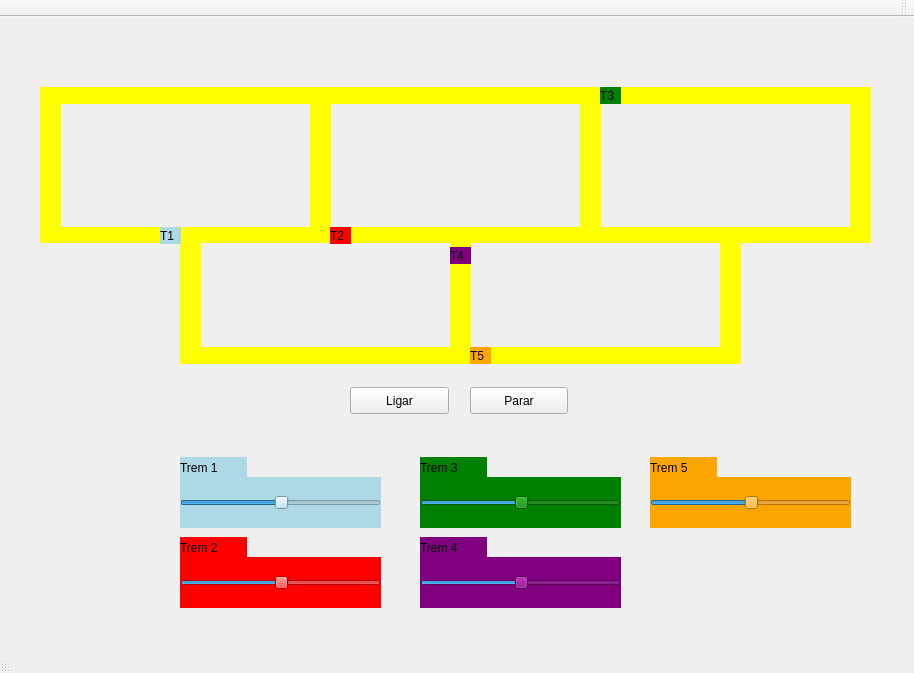
viniciu21/ThreadTrain, file mainwindow.ui: the form before one commit.
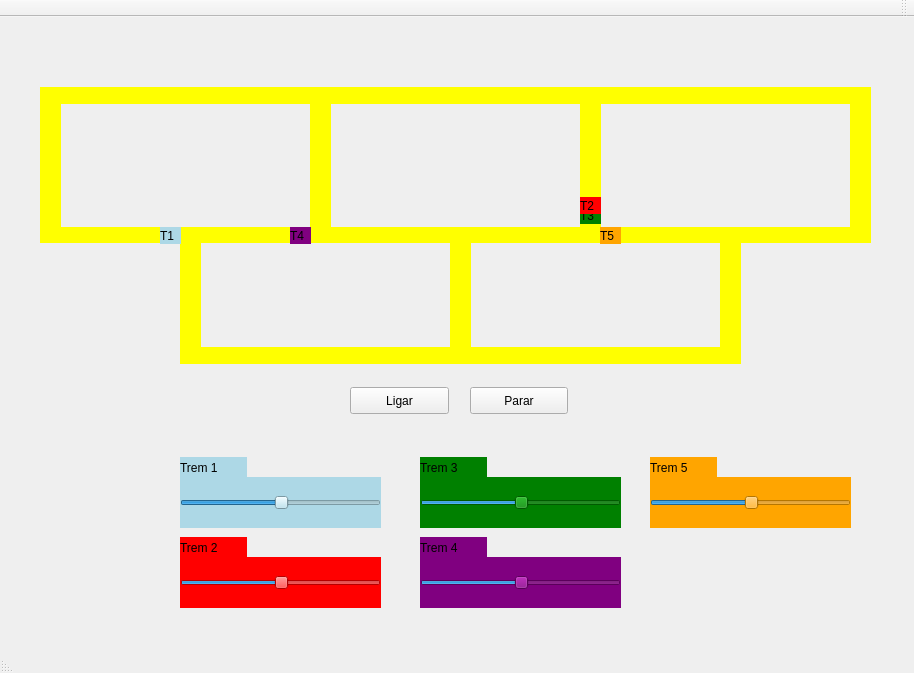
The form after the commit.

Commit message: feat: Critical region 2 resolved

Diff of the .ui file:
```diff
--- a/mainwindow.ui
+++ b/mainwindow.ui
@@ -142,8 +142,8 @@
    <widget class="QLabel" name="label_trem2">
     <property name="geometry">
      <rect>
-      <x>330</x>
-      <y>210</y>
+      <x>580</x>
+      <y>180</y>
       <width>21</width>
       <height>17</height>
      </rect>
@@ -158,8 +158,8 @@
    <widget class="QLabel" name="label_trem3">
     <property name="geometry">
      <rect>
-      <x>600</x>
-      <y>70</y>
+      <x>580</x>
+      <y>190</y>
       <width>21</width>
       <height>17</height>
      </rect>
@@ -174,8 +174,8 @@
    <widget class="QLabel" name="label_trem4">
     <property name="geometry">
      <rect>
-      <x>450</x>
-      <y>230</y>
+      <x>290</x>
+      <y>210</y>
       <width>21</width>
       <height>17</height>
      </rect>
@@ -190,8 +190,8 @@
    <widget class="QLabel" name="label_trem5">
     <property name="geometry">
      <rect>
-      <x>470</x>
-      <y>330</y>
+      <x>600</x>
+      <y>210</y>
       <width>21</width>
       <height>17</height>
      </rect>
```
The commit also changes 2 other files.
